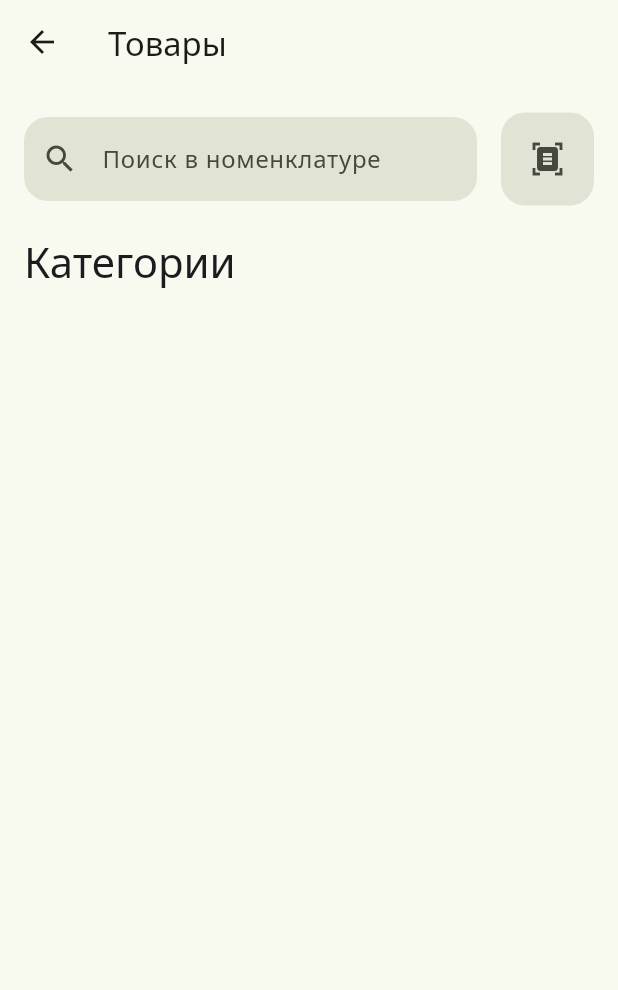
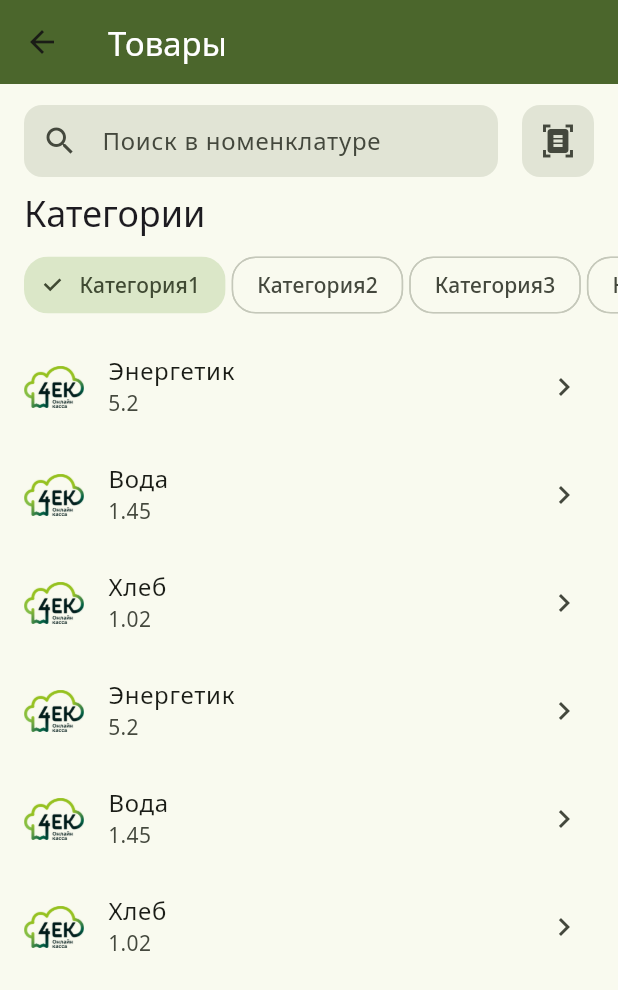
Before and after one commit to NikitaEremin/chek_experiments, a Flutter app: the NomenclatureScreen screen opened directly, on a phone screen of 412 x 824 dp. Shown: the top 990 px of the screen. Run offline on Flutter 3.47's test engine with Material 3 defaults, Android fonts, the phone set to English and light mode, and no system bars; our stand-ins replace google_fonts.

Commit message:
nomenclature screen, add list of products

```diff
--- a/lib/ui/screens/nomenclature_screen.dart
+++ b/lib/ui/screens/nomenclature_screen.dart
@@ -1,7 +1,5 @@
-import 'package:flutter/cupertino.dart';
 import 'package:flutter/material.dart';
-import 'package:flutter/painting.dart';
-import 'package:flutter/widgets.dart';
+import '../constants.dart';
 
 class NomenclatureScreen extends StatelessWidget {
   const NomenclatureScreen({super.key});
@@ -13,22 +11,122 @@ class NomenclatureScreen extends StatelessWidget {
 
     return Scaffold(
       appBar: AppBar(
-        title: const Text('Товары'),
+        title: Text('Товары', style: TextStyle(color: theme.colorScheme.onPrimary),),
+        surfaceTintColor: Colors.transparent,
+        backgroundColor: theme.colorScheme.surfaceTint,
       ),
-      body: Padding(
+      body: Column(
+        children: [
+          const SizedBox(height: 14),
+          SearchWidget(theme: theme, screenSize: screenSize),
+          const SizedBox(height: 8),
+          Padding(
             padding: const EdgeInsets.symmetric(horizontal: 16),
-        child: Column(
-          children: [
-            SearchWidget(theme: theme, screenSize: screenSize),
-            Row(children: [Text('Категории', style: theme.textTheme.headlineMedium,)],),
+            child: Align(
+              alignment: Alignment.centerLeft,
+              child: Text(
+                'Категории',
+                style: theme.textTheme.headlineSmall,
+              ),
+            ),
+          ),
+          const SizedBox(height: 8),
+          const CategoryCarousel(),
+          const SizedBox(height: 8),
+          ListOfProducts(),
         ],
-        ),
       ),
     );
   }
 }
 
+class ListOfProducts extends StatelessWidget {
+  ListOfProducts({super.key});
 
+  final List<Product> _products = [
+    Product(id: 0, name: 'Энергетик', price: 5.2),
+    Product(id: 1, name: 'Вода', price: 1.45),
+    Product(id: 2, name: 'Хлеб', price: 1.02),
+    Product(id: 3, name: 'Энергетик', price: 5.2),
+    Product(id: 4, name: 'Вода', price: 1.45),
+    Product(id: 5, name: 'Хлеб', price: 1.02),
+  ];
+
+  @override
+  Widget build(BuildContext context) {
+    return Expanded(
+      child: ListView.builder(
+        itemCount: _products.length,
+        itemBuilder: (context, index) {
+          return ListTile(
+            onTap: () {},
+            leading: SizedBox(
+              width: 40,
+              child: Image.asset(Constants.darkLogo),
+            ),
+            title: Text(_products[index].name),
+            subtitle: Text(_products[index].price.toString()),
+            trailing: const Icon(Icons.chevron_right),
+          );
+        },
+      ),
+    );
+  }
+}
+
+//TODO вынести в модели
+class Product {
+  int id;
+  String name;
+  double price;
+  Image? image;
+
+  Product({required this.id, required this.name, required this.price});
+}
+
+class CategoryCarousel extends StatefulWidget {
+  const CategoryCarousel({super.key});
+
+  @override
+  State<CategoryCarousel> createState() => _CategoryCarouselState();
+}
+
+class _CategoryCarouselState extends State<CategoryCarousel> {
+  int selectedCategory = 0;
+  final List<String> categories = [
+    'Категория1',
+    'Категория2',
+    'Категория3',
+    'Категория4',
+    'Категория5',
+    'Категория6',
+    'Категория7',
+  ];
+
+  @override
+  Widget build(BuildContext context) {
+    return SingleChildScrollView(
+      padding: const EdgeInsets.only(left: 16),
+      scrollDirection: Axis.horizontal,
+      child: Wrap(
+        spacing: 4,
+        children: List<Widget>.generate(categories.length, (index) {
+          return ChoiceChip(
+            shape:
+                RoundedRectangleBorder(borderRadius: BorderRadius.circular(16)),
+            label: Text(categories[index]),
+            selected: selectedCategory == index,
+            onSelected: (selected) {
+              setState(() {
+                selectedCategory = selected ? index : -1;
+              });
+            },
+          );
+        }),
+      ),
+    );
+  }
+}
 
 class SearchWidget extends StatelessWidget {
   const SearchWidget({
@@ -42,9 +140,9 @@ class SearchWidget extends StatelessWidget {
 
   @override
   Widget build(BuildContext context) {
-    return SizedBox(
+    return Container(
+      padding: const EdgeInsets.symmetric(horizontal: 16),
       width: double.infinity,
-      height: 100,
       child: Row(
         children: [
           Expanded(
@@ -52,15 +150,14 @@ class SearchWidget extends StatelessWidget {
               padding: const EdgeInsets.only(right: 16),
               child: TextField(
                 decoration: InputDecoration(
+                    contentPadding: EdgeInsets.zero,
                     fillColor: theme.colorScheme.surfaceVariant,
                     filled: true,
                     prefixIcon: const Icon(Icons.search),
                     border: OutlineInputBorder(
                         borderSide: BorderSide.none,
-                    borderRadius: BorderRadius.circular(16)
-                  ),
-                  hintText: 'Поиск в номенклатуре'
-                ),
+                        borderRadius: BorderRadius.circular(12)),
+                    hintText: 'Поиск в номенклатуре'),
               ),
             ),
           ),
@@ -68,10 +165,10 @@ class SearchWidget extends StatelessWidget {
             alignment: Alignment.centerRight,
             child: IconButton(
               style: IconButton.styleFrom(
-                  minimumSize: const Size(62, 62),
+                  minimumSize: const Size(48, 48),
                   backgroundColor: theme.colorScheme.surfaceVariant,
                   shape: RoundedRectangleBorder(
-                      borderRadius: BorderRadius.circular(16))),
+                      borderRadius: BorderRadius.circular(12))),
               onPressed: () {},
               icon: const Icon(Icons.document_scanner),
             ),
```
Lines whose indentation alone changed are shown as unchanged.
